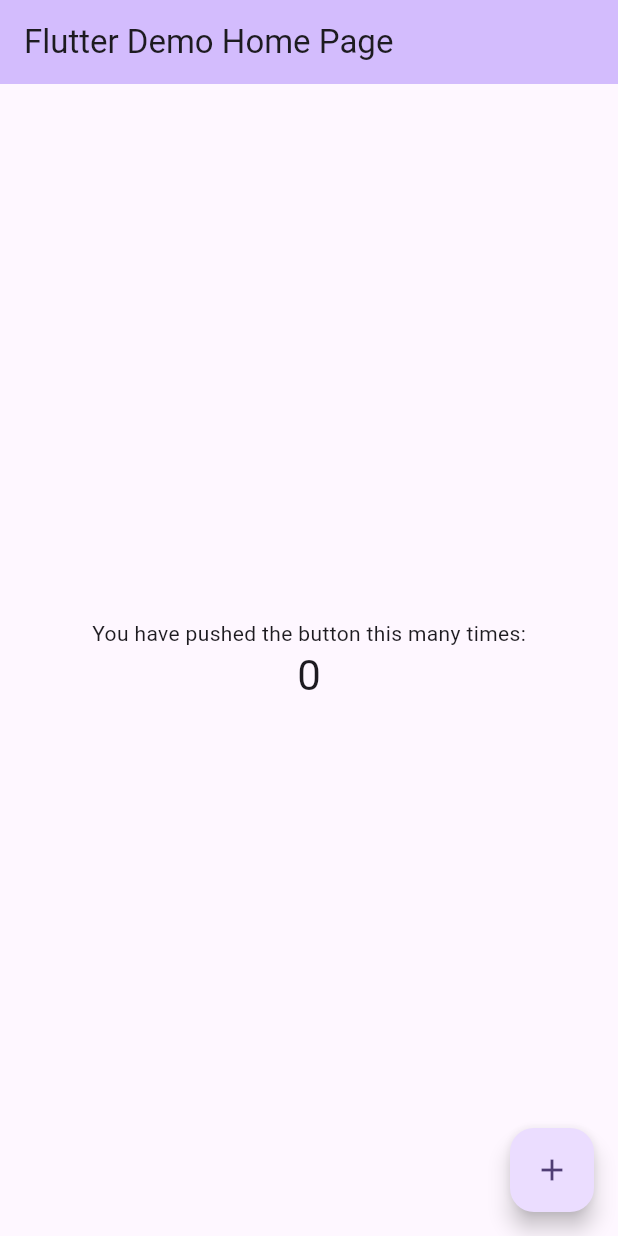
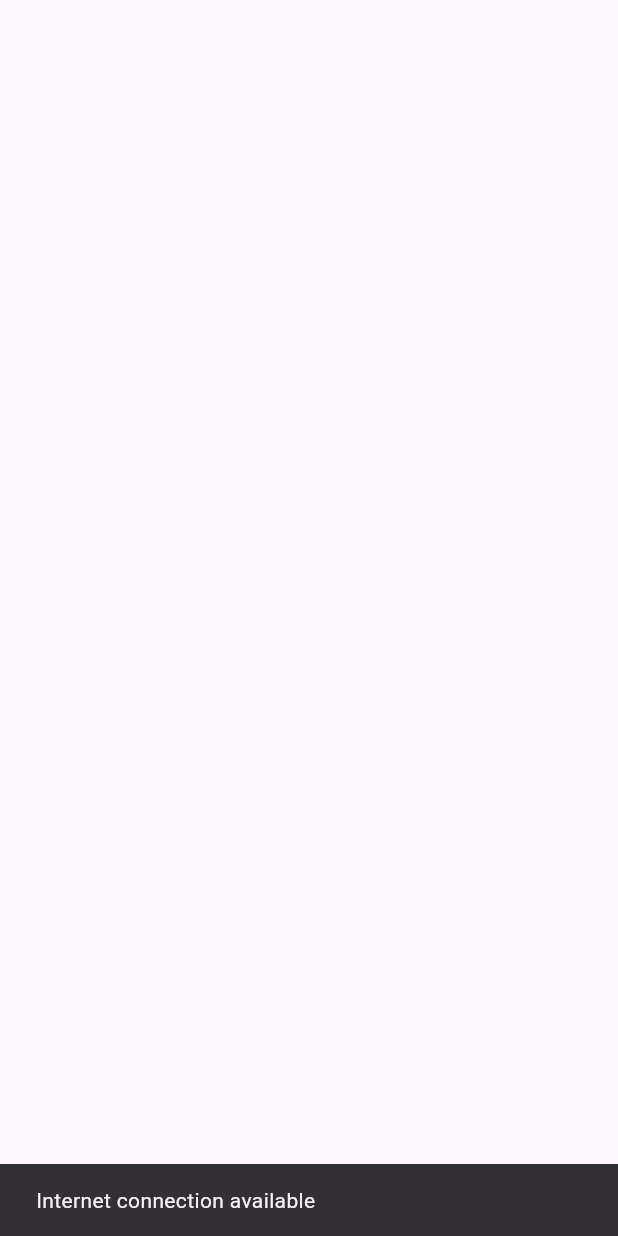
Before and after one commit to javierariass/Angola-Bank, a Flutter app: the first screen one second after launch, on a phone screen of 412 x 824 dp. Run offline on Flutter 3.47's test engine with Material 3 defaults, Android fonts, the phone set to English and light mode, and no system bars; our stand-ins replace connectivity_plus.

Commit message:
feat: set blank home screen & add internet check
- Updated main.dart to display a blank page on app launch
- Added internet_checked.dart to verify internet connectivity

```diff
--- a/lib/main.dart
+++ b/lib/main.dart
@@ -1,4 +1,5 @@
 import 'package:flutter/material.dart';
+import 'services/internet_checked.dart';
 
 void main() {
   runApp(const MyApp());
@@ -7,116 +8,44 @@ void main() {
 class MyApp extends StatelessWidget {
   const MyApp({super.key});
 
-  // This widget is the root of your application.
   @override
   Widget build(BuildContext context) {
-    return MaterialApp(
-      title: 'Flutter Demo',
-      theme: ThemeData(
-        // This is the theme of your application.
-        //
-        // TRY THIS: Try running your application with "flutter run". You'll see
-        // the application has a purple toolbar. Then, without quitting the app,
-        // try changing the seedColor in the colorScheme below to Colors.green
-        // and then invoke "hot reload" (save your changes or press the "hot
-        // reload" button in a Flutter-supported IDE, or press "r" if you used
-        // the command line to start the app).
-        //
-        // Notice that the counter didn't reset back to zero; the application
-        // state is not lost during the reload. To reset the state, use hot
-        // restart instead.
-        //
-        // This works for code too, not just values: Most code changes can be
-        // tested with just a hot reload.
-        colorScheme: ColorScheme.fromSeed(seedColor: Colors.deepPurple),
-      ),
-      home: const MyHomePage(title: 'Flutter Demo Home Page'),
+    return const MaterialApp(
+      home: BlankPage(),
     );
   }
 }
 
-class MyHomePage extends StatefulWidget {
-  const MyHomePage({super.key, required this.title});
-
-  // This widget is the home page of your application. It is stateful, meaning
-  // that it has a State object (defined below) that contains fields that affect
-  // how it looks.
-
-  // This class is the configuration for the state. It holds the values (in this
-  // case the title) provided by the parent (in this case the App widget) and
-  // used by the build method of the State. Fields in a Widget subclass are
-  // always marked "final".
-
-  final String title;
+class BlankPage extends StatefulWidget {
+  const BlankPage({super.key});
 
   @override
-  State<MyHomePage> createState() => _MyHomePageState();
+  State<BlankPage> createState() => _BlankPageState();
 }
 
-class _MyHomePageState extends State<MyHomePage> {
-  int _counter = 0;
-
-  void _incrementCounter() {
-    setState(() {
-      // This call to setState tells the Flutter framework that something has
-      // changed in this State, which causes it to rerun the build method below
-      // so that the display can reflect the updated values. If we changed
-      // _counter without calling setState(), then the build method would not be
-      // called again, and so nothing would appear to happen.
-      _counter++;
+class _BlankPageState extends State<BlankPage> {
+  @override
+  void initState() {
+    super.initState();
+    initConnectivityListener((msg) {
+      if (mounted) {
+        ScaffoldMessenger.of(context).showSnackBar(
+          SnackBar(content: Text(msg)),
+        );
+      }
     });
   }
 
   @override
+  void dispose() {
+    disposeConnectivityListener();
+    super.dispose();
+  }
+
+  @override
   Widget build(BuildContext context) {
-    // This method is rerun every time setState is called, for instance as done
-    // by the _incrementCounter method above.
-    //
-    // The Flutter framework has been optimized to make rerunning build methods
-    // fast, so that you can just rebuild anything that needs updating rather
-    // than having to individually change instances of widgets.
-    return Scaffold(
-      appBar: AppBar(
-        // TRY THIS: Try changing the color here to a specific color (to
-        // Colors.amber, perhaps?) and trigger a hot reload to see the AppBar
-        // change color while the other colors stay the same.
-        backgroundColor: Theme.of(context).colorScheme.inversePrimary,
-        // Here we take the value from the MyHomePage object that was created by
-        // the App.build method, and use it to set our appbar title.
-        title: Text(widget.title),
-      ),
-      body: Center(
-        // Center is a layout widget. It takes a single child and positions it
-        // in the middle of the parent.
-        child: Column(
-          // Column is also a layout widget. It takes a list of children and
-          // arranges them vertically. By default, it sizes itself to fit its
-          // children horizontally, and tries to be as tall as its parent.
-          //
-          // Column has various properties to control how it sizes itself and
-          // how it positions its children. Here we use mainAxisAlignment to
-          // center the children vertically; the main axis here is the vertical
-          // axis because Columns are vertical (the cross axis would be
-          // horizontal).
-          //
-          // TRY THIS: Invoke "debug painting" (choose the "Toggle Debug Paint"
-          // action in the IDE, or press "p" in the console), to see the
-          // wireframe for each widget.
-          mainAxisAlignment: MainAxisAlignment.center,
-          children: <Widget>[
-            const Text('You have pushed the button this many times:'),
-            Text(
-              '$_counter',
-              style: Theme.of(context).textTheme.headlineMedium,
-            ),
-          ],
-        ),
-      ),
-      floatingActionButton: FloatingActionButton(
-        onPressed: _incrementCounter,
-        tooltip: 'Increment',
-        child: const Icon(Icons.add),
-      ), // This trailing comma makes auto-formatting nicer for build methods.
+    return const Scaffold(
+      body: SizedBox.expand(),
     );
   }
 }
--- a/pubspec.yaml
+++ b/pubspec.yaml
@@ -34,6 +34,7 @@ dependencies:
   # The following adds the Cupertino Icons font to your application.
   # Use with the CupertinoIcons class for iOS style icons.
   cupertino_icons: ^1.0.8
+  connectivity_plus: ^4.0.1
 
 dev_dependencies:
   flutter_test:
```
Also changed, not shown: lib/services/internet_checked.dart (added, +18 -0 lines), pubspec.lock, 4 other files.
